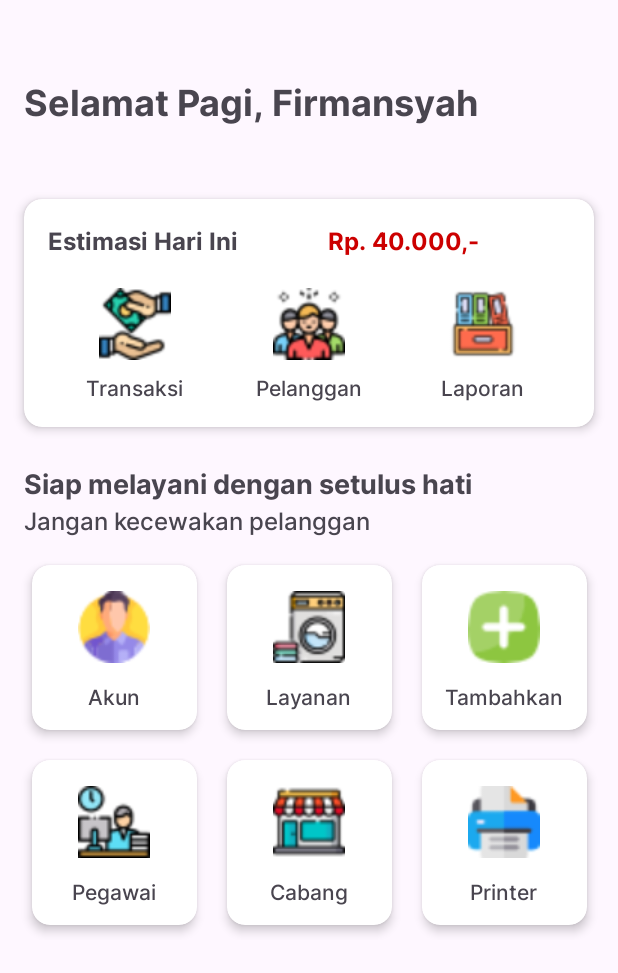
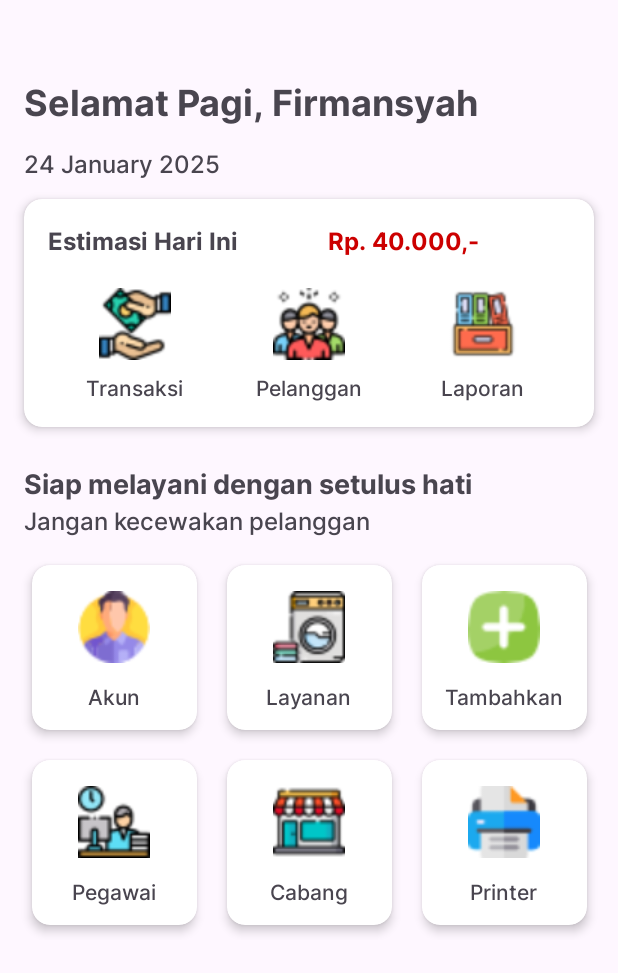
Before and after one commit to RizafiDev/LaundryYuk, an Android app: the MainActivity screen opened directly, with no data from a screen before it, on a phone screen of 412 x 824 dp. Shown: the top 973 px of the screen. Run offline under Robolectric (Android 15) with nearby library versions, the phone set to English and light mode, and no system bars.

Commit message:
add: dynamic date

```diff
--- a/app/src/main/java/com/firmansyah/laundry/MainActivity.kt
+++ b/app/src/main/java/com/firmansyah/laundry/MainActivity.kt
@@ -17,7 +17,6 @@ class MainActivity : AppCompatActivity() {
         val currentDate = SimpleDateFormat("dd MMMM yyyy", Locale.getDefault()).format(Date())
         dateTextView.text = currentDate
         enableEdgeToEdge()
-        setContentView(R.layout.activity_main)
         ViewCompat.setOnApplyWindowInsetsListener(findViewById(R.id.main)) { v, insets ->
             val systemBars = insets.getInsets(WindowInsetsCompat.Type.systemBars())
             v.setPadding(systemBars.left, systemBars.top, systemBars.right, systemBars.bottom)
--- a/app/src/main/res/layout-land/activity_main.xml
+++ b/app/src/main/res/layout-land/activity_main.xml
@@ -17,11 +17,11 @@
         android:textSize="24sp"
         android:text="Selamat Pagi, Firmansyah"
         android:textAlignment="textStart"
-        android:layout_marginTop="15dp"
+        android:layout_marginTop="24dp"
         app:layout_constraintEnd_toEndOf="parent"
         app:layout_constraintStart_toStartOf="parent"
         app:layout_constraintTop_toTopOf="parent"
-        android:layout_marginHorizontal="16dp"/>
+        android:layout_marginHorizontal="40dp"/>
 <!--    tanggal-->
     <TextView
         android:id="@+id/date"
@@ -34,7 +34,7 @@
         android:textAlignment="textStart"
         android:textSize="16sp"
         android:layout_marginTop="8dp"
-        android:layout_marginHorizontal="16dp"
+        android:layout_marginHorizontal="40dp"
         />
 
     <LinearLayout
@@ -56,14 +56,15 @@
                 app:cardCornerRadius="12dp"
                 app:layout_constraintTop_toBottomOf="@id/date"
                 app:cardElevation="4dp"
-                android:layout_margin="20dp"
+                android:layout_marginHorizontal="40dp"
+                android:layout_marginVertical="10dp"
                 android:background="@android:color/white">
 
                 <LinearLayout
                     android:layout_width="match_parent"
                     android:layout_height="wrap_content"
                     android:orientation="vertical"
-                    android:padding="16dp">
+                    android:padding="24dp">
 
                     <!-- Header -->
                     <LinearLayout
@@ -173,6 +174,7 @@
             android:layout_width="match_parent"
             android:layout_height="wrap_content"
             android:orientation="vertical"
+            android:layout_marginTop="10dp"
             android:layout_weight="1">
 
             <!--quotes-->
@@ -181,8 +183,8 @@
                 android:layout_width="wrap_content"
                 android:layout_height="wrap_content"
                 android:fontFamily="@font/inter_bold"
-                android:layout_marginTop="16dp"
                 android:textSize="18sp"
+
                 android:text="Siap melayani dengan setulus hati"
                 android:textAlignment="textStart"
                 />
```
